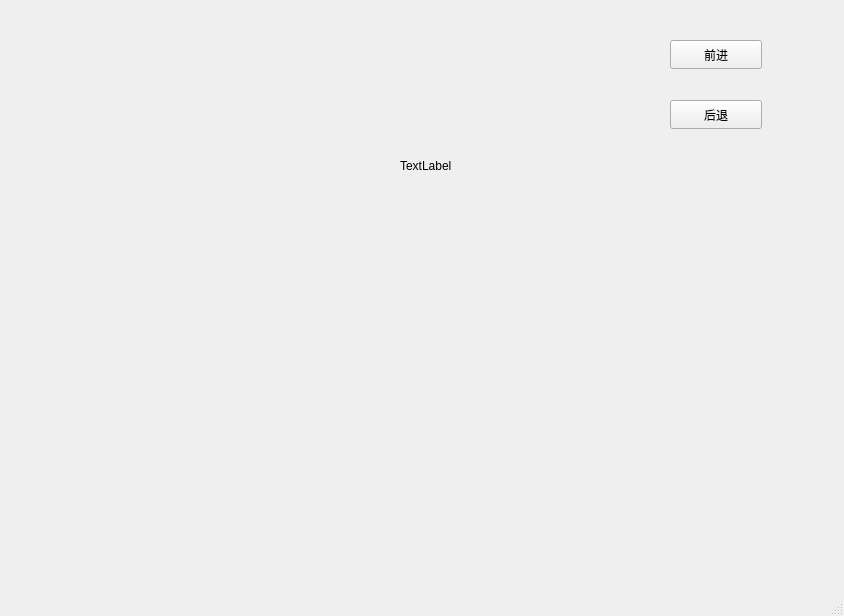
Above: NoGowithStart/rego.ui from Zhouyutian22/NoGoTeam3 before the change. Below: the same form after it.
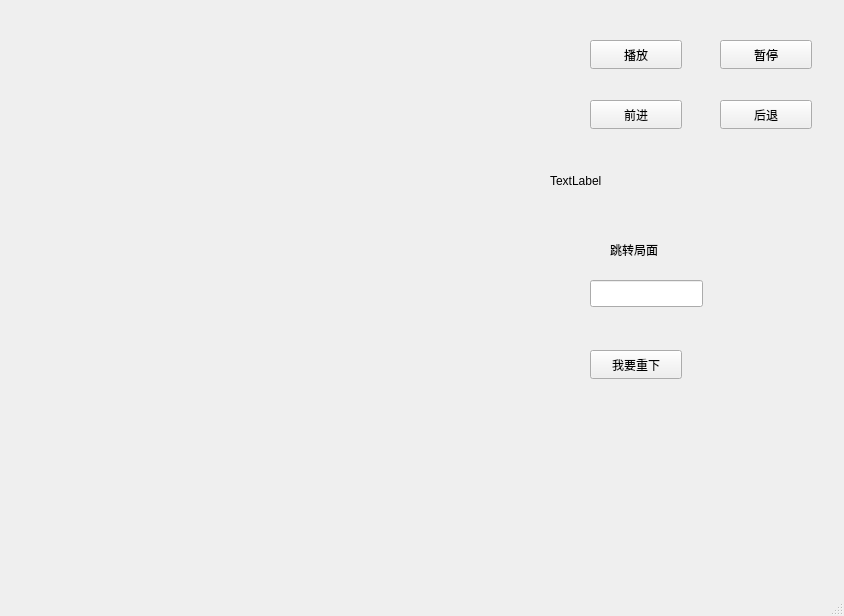
That is the form after the change.

What changed in the file:
```diff
--- a/NoGowithStart/rego.ui
+++ b/NoGowithStart/rego.ui
@@ -17,8 +17,8 @@
    <widget class="QPushButton" name="pushButton">
     <property name="geometry">
      <rect>
-      <x>670</x>
-      <y>40</y>
+      <x>590</x>
+      <y>100</y>
       <width>92</width>
       <height>29</height>
      </rect>
@@ -43,10 +43,10 @@
    <widget class="QLabel" name="label_2">
     <property name="geometry">
      <rect>
-      <x>400</x>
-      <y>120</y>
-      <width>311</width>
-      <height>91</height>
+      <x>550</x>
+      <y>160</y>
+      <width>281</width>
+      <height>41</height>
      </rect>
     </property>
     <property name="text">
@@ -56,7 +56,7 @@
    <widget class="QPushButton" name="pushButton_2">
     <property name="geometry">
      <rect>
-      <x>670</x>
+      <x>720</x>
       <y>100</y>
       <width>92</width>
       <height>29</height>
@@ -66,6 +66,68 @@
      <string>后退</string>
     </property>
    </widget>
+   <widget class="QPushButton" name="pushButton_3">
+    <property name="geometry">
+     <rect>
+      <x>590</x>
+      <y>40</y>
+      <width>92</width>
+      <height>29</height>
+     </rect>
+    </property>
+    <property name="text">
+     <string>播放</string>
+    </property>
+   </widget>
+   <widget class="QPushButton" name="pushButton_4">
+    <property name="geometry">
+     <rect>
+      <x>720</x>
+      <y>40</y>
+      <width>92</width>
+      <height>29</height>
+     </rect>
+    </property>
+    <property name="text">
+     <string>暂停</string>
+    </property>
+   </widget>
+   <widget class="QLineEdit" name="lineEdit">
+    <property name="geometry">
+     <rect>
+      <x>590</x>
+      <y>280</y>
+      <width>113</width>
+      <height>27</height>
+     </rect>
+    </property>
+   </widget>
+   <widget class="QLabel" name="label_3">
+    <property name="geometry">
+     <rect>
+      <x>610</x>
+      <y>240</y>
+      <width>69</width>
+      <height>20</height>
+     </rect>
+    </property>
+    <property name="text">
+     <string>跳转局面</string>
+    </property>
+   </widget>
+   <widget class="QPushButton" name="pushButton_5">
+    <property name="geometry">
+     <rect>
+      <x>590</x>
+      <y>350</y>
+      <width>92</width>
+      <height>29</height>
+     </rect>
+    </property>
+    <property name="text">
+     <string>我要重下</string>
+    </property>
+   </widget>
   </widget>
   <widget class="QMenuBar" name="menubar">
    <property name="geometry">
```
